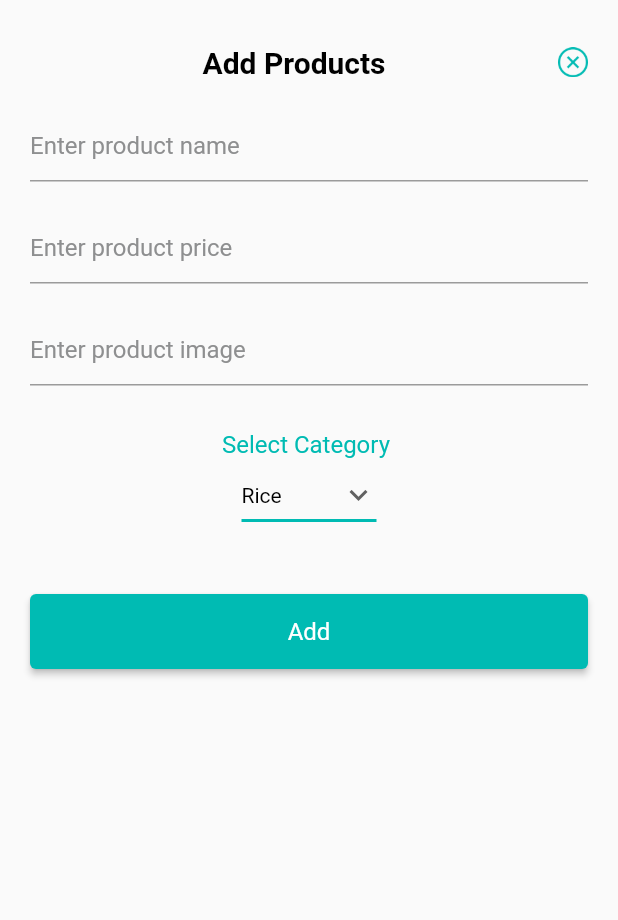
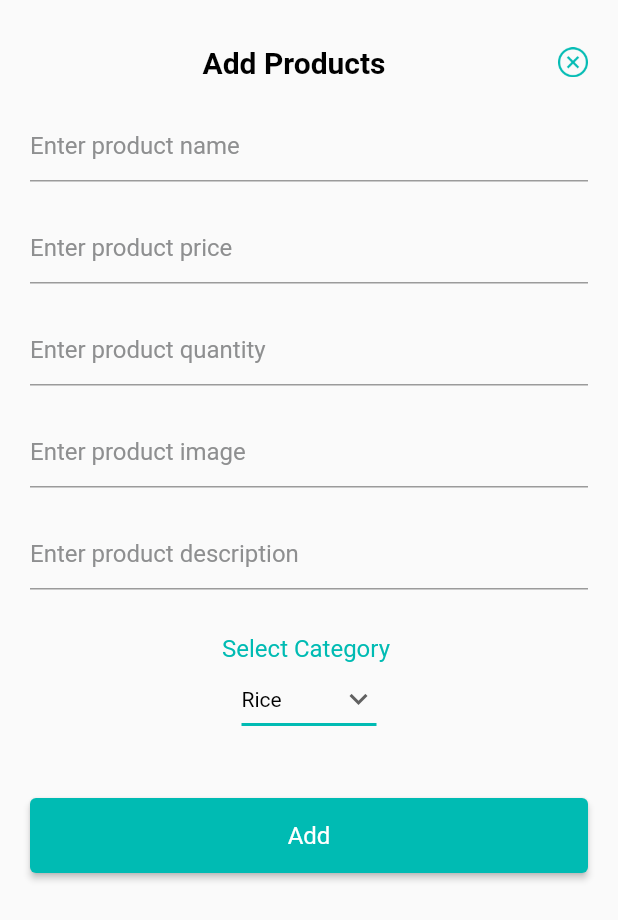
Before and after one commit to 9splShubham/Clone, a Flutter app: the BottomSheetProduct screen opened directly, on a phone screen of 412 x 824 dp. Shown: the top 920 px of the screen. Run offline on Flutter 3.47's test engine with Material 2 defaults, Android fonts, the phone set to English and light mode, and no system bars; our stand-ins replace carousel_slider, flutter_svg, shared_preferences, sqflite, toast; missing offline and left inert: dart:ffi; accounts and stored records are empty; Roboto replaces fonts that are missing (AvenirRegular).

Commit message:
creating and inserting user and product data into table

```diff
--- a/lib/core/app_string.dart
+++ b/lib/core/app_string.dart
@@ -267,4 +267,6 @@ class AppString {
   static const textBeverages = "Beverages ";
   static const textBabyCare = "BabyCare ";
   static const textCookies = "Cookies ";
+  static const textEnterQuantity = "Enter product quantity ";
+  static const textEnterDesc = "Enter product description ";
 }
--- a/lib/login/DbHelper.dart
+++ b/lib/login/DbHelper.dart
@@ -6,6 +6,7 @@ import 'package:path/path.dart';
 import 'dart:io' as io;
 
 import 'user_model.dart';
+import 'product_model.dart';
 
 class DbHelper {
   late Database _db;
@@ -20,6 +21,16 @@ class DbHelper {
   static const String C_Password = 'password';
   static const String C_Type = 'usertype';
   static const String C_TypeName = 'usertypeName';
+
+  static const String Table_Product = 'product';
+  static const String Product_Id = 'Product_id';
+  static const String Product_Name = 'Product_name';
+  static const String Product_Category = 'Product_category';
+  static const String Product_Image = 'Product_image';
+  static const String Product_Desc = 'Product_description';
+  static const String Product_Price = 'Product_price';
+  static const String Product_Qty = 'Product_quantity';
+  static const String Product_User_Id = 'User_id';
 
   Future<Database> get db async {
     /* if (_db != null) {
@@ -47,11 +58,28 @@ class DbHelper {
         " $C_Password TEXT "
         /*  " PRIMARY KEY ($C_UserID)"*/
         ")");
+
+    await db.execute("CREATE TABLE $Table_Product ("
+        " $Product_Id INTEGER PRIMARY KEY, "
+        " $Product_Name TEXT, "
+        " $Product_Category INTEGER,"
+        " $Product_Image TEXT,"
+        " $Product_Desc TEXT,"
+        " $Product_Price INTEGER,"
+        " $Product_Qty INTEGER,"
+        " $Product_User_Id INTEGER "
+        ")");
   }
 
   Future<int> saveData(UserModel user) async {
     var dbClient = await db;
     var res = await dbClient.insert(Table_User, user.toJson());
+    return res;
+  }
+
+  Future<int> saveProduct(ProductModel product) async {
+    var dbClient = await db;
+    var res = await dbClient.insert(Table_Product, product.toJson());
     return res;
   }
 
--- /dev/null
+++ b/lib/login/product_model.dart
@@ -0,0 +1,46 @@
+import 'dart:ffi';
+
+class ProductModel {
+  int? productId;
+  String? productName;
+  int? productCategory;
+  String? productImage;
+  String? productDescription;
+  int? productPrice;
+  int? productQuantity;
+  int? userId;
+
+  ProductModel(
+      {this.productId,
+      this.productName,
+      this.productCategory,
+      this.productImage,
+      this.productDescription,
+      this.productPrice,
+      this.productQuantity,
+      this.userId});
+
+  ProductModel.fromJson(Map<String, dynamic> json) {
+    productId = json['Product_id'];
+    productName = json['Product_name'];
+    productCategory = json['Product_category'];
+    productImage = json['Product_image'];
+    productDescription = json['Product_description'];
+    productPrice = json['Product_price'];
+    productQuantity = json['Product_quantity'];
+    userId = json['User_id'];
+  }
+
+  Map<String, dynamic> toJson() {
+    final Map<String, dynamic> data = new Map<String, dynamic>();
+    data['Product_id'] = this.productId;
+    data['Product_name'] = this.productName;
+    data['Product_category'] = this.productCategory;
+    data['Product_image'] = this.productImage;
+    data['Product_description'] = this.productDescription;
+    data['Product_price'] = this.productPrice;
+    data['Product_quantity'] = this.productQuantity;
+    data['User_id'] = this.userId;
+    return data;
+  }
+}
--- a/lib/set_address/setaddress.dart
+++ b/lib/set_address/setaddress.dart
@@ -4,7 +4,7 @@ import 'package:clone/core/app_image.dart';
 import 'package:clone/core/app_size.dart';
 import 'package:clone/core/app_string.dart';
 import 'package:clone/dashboard/dashboard.dart';
-import 'package:clone/dashboard/dashboard_body.dart';
+
 import 'package:clone/otp_verification/otp_verification.dart';
 import 'package:flutter/material.dart';
 
--- a/lib/vendor/bottom_sheet.dart
+++ b/lib/vendor/bottom_sheet.dart
@@ -1,13 +1,19 @@
 import 'dart:convert';
+import 'dart:ffi';
 
 import 'package:clone/core/app_color.dart';
+import 'package:clone/core/app_config.dart';
 import 'package:clone/core/app_fonts.dart';
 import 'package:clone/core/app_image.dart';
 import 'package:clone/core/app_size.dart';
 import 'package:clone/core/app_string.dart';
+import 'package:clone/login/DbHelper.dart';
+import 'package:clone/login/com_helper.dart';
+import 'package:clone/login/product_model.dart';
 
 import 'package:flutter/material.dart';
 import 'package:flutter/services.dart';
+import 'package:shared_preferences/shared_preferences.dart';
 
 import '../dashboard/category.dart';
 import 'product_screen.dart';
@@ -23,6 +29,7 @@ class _BottomSheetProduct extends State<BottomSheetProduct> {
   @override
   void initState() {
     readJson();
+    dbHelper = DbHelper();
     super.initState();
   }
 
@@ -43,6 +50,50 @@ class _BottomSheetProduct extends State<BottomSheetProduct> {
     });
 
     debugPrint('Category--${json.encode(_category)}');
+  }
+
+  final productNameController = TextEditingController();
+  final productPriceController = TextEditingController();
+  final productQuantityController = TextEditingController();
+  final productImageController = TextEditingController();
+  final productDescriptionController = TextEditingController();
+  var dbHelper;
+
+  product() async {
+    SharedPreferences sp = await SharedPreferences.getInstance();
+    String Name = productNameController.text;
+    String Price = productPriceController.text;
+    String Quantity = productQuantityController.text;
+    String Image = productImageController.text;
+    String Description = productDescriptionController.text;
+
+    if (Name.isEmpty) {
+      alertDialog("Enter Product Name");
+    } else if (Price.isEmpty) {
+      alertDialog("Enter Product Price");
+    } else if (Quantity.isEmpty) {
+      alertDialog("Enter Product Quantity");
+    } else if (Image.isEmpty) {
+      alertDialog("Enter Product Image");
+    } else if (Description.isEmpty) {
+      alertDialog("Enter Product Image");
+    } else {
+      ProductModel pModel = ProductModel();
+      pModel.productName = Name;
+      pModel.productPrice = int.parse(Price);
+      pModel.productQuantity = int.parse(Quantity);
+      pModel.productImage = Image;
+      pModel.productDescription = Description;
+      pModel.productCategory = selectCategory.id!;
+      pModel.userId = sp.getInt(AppConfig.textUserId);
+
+      dbHelper = DbHelper();
+      await dbHelper.saveProduct(pModel).then((userData) {
+        alertDialog("Successfully Saved");
+
+        Navigator.push(context, MaterialPageRoute(builder: (_) => Product()));
+      });
+    }
   }
 
   @override
@@ -90,6 +141,7 @@ class _BottomSheetProduct extends State<BottomSheetProduct> {
                   height: 20,
                 ),
                 TextFormField(
+                  controller: productNameController,
                   decoration: InputDecoration(
                       hintText: AppString.textEnterproductname,
                       focusedBorder: UnderlineInputBorder(
@@ -102,6 +154,7 @@ class _BottomSheetProduct extends State<BottomSheetProduct> {
                   height: 20,
                 ),
                 TextFormField(
+                  controller: productPriceController,
                   decoration: InputDecoration(
                       hintText: AppString.textEnterproductprice,
                       focusedBorder: UnderlineInputBorder(
@@ -114,8 +167,35 @@ class _BottomSheetProduct extends State<BottomSheetProduct> {
                   height: 20,
                 ),
                 TextFormField(
+                  controller: productQuantityController,
+                  decoration: InputDecoration(
+                      hintText: AppString.textEnterQuantity,
+                      focusedBorder: UnderlineInputBorder(
+                        borderSide: BorderSide(color: AppColor.colorPrimary),
+                      ),
+                      hintStyle: getTextStyle(
+                          AppFonts.regularGrey, AppSize.textSize16)),
+                ),
+                SizedBox(
+                  height: 20,
+                ),
+                TextFormField(
+                  controller: productImageController,
                   decoration: InputDecoration(
                       hintText: AppString.textEnterproductimage,
+                      focusedBorder: UnderlineInputBorder(
+                        borderSide: BorderSide(color: AppColor.colorPrimary),
+                      ),
+                      hintStyle: getTextStyle(
+                          AppFonts.regularGrey, AppSize.textSize16)),
+                ),
+                SizedBox(
+                  height: 20,
+                ),
+                TextFormField(
+                  controller: productDescriptionController,
+                  decoration: InputDecoration(
+                      hintText: AppString.textEnterDesc,
                       focusedBorder: UnderlineInputBorder(
                         borderSide: BorderSide(color: AppColor.colorPrimary),
                       ),
@@ -175,7 +255,9 @@ class _BottomSheetProduct extends State<BottomSheetProduct> {
                     style: ElevatedButton.styleFrom(
                       primary: AppColor.colorPrimary,
                     ),
-                    onPressed: () {},
+                    onPressed: () {
+                      product();
+                    },
                   ),
                 ),
                 SizedBox(
```
Also changed, not shown: lib/dashboard/dashboard_body.dart (deleted, +0 -458 lines), lib/login/com_helper.dart (+8 -0 lines), lib/registration/registration.dart (+19 -4 lines).
